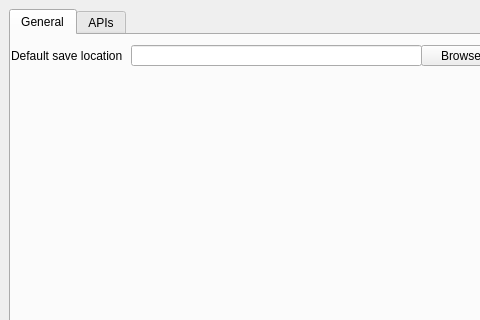
First picture: the form in src/PreferencesWindow.ui, repository TootiFruti/WallStall, before the edit; both pictures show x 0 to 480 and y 0 to 320 of the 800 by 600 pixel window.
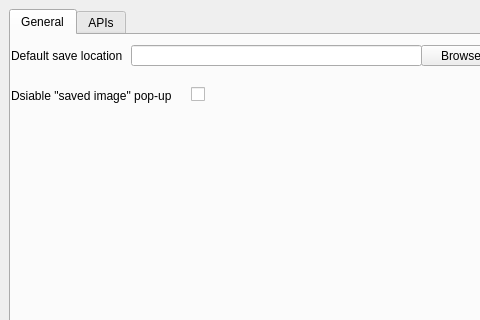
Second picture: the form after the edit.

The edit to the form file:
```diff
--- a/src/PreferencesWindow.ui
+++ b/src/PreferencesWindow.ui
@@ -73,6 +73,32 @@
          <string>Browse</string>
         </property>
        </widget>
+       <widget class="QLabel" name="label_3">
+        <property name="geometry">
+         <rect>
+          <x>0</x>
+          <y>40</y>
+          <width>171</width>
+          <height>41</height>
+         </rect>
+        </property>
+        <property name="text">
+         <string>Dsiable &quot;saved image&quot; pop-up</string>
+        </property>
+       </widget>
+       <widget class="QCheckBox" name="savedImgPopUp">
+        <property name="geometry">
+         <rect>
+          <x>180</x>
+          <y>50</y>
+          <width>80</width>
+          <height>19</height>
+         </rect>
+        </property>
+        <property name="text">
+         <string/>
+        </property>
+       </widget>
       </widget>
       <widget class="QWidget" name="tab_2">
        <attribute name="title">
```
Left out of the diff: 2 changed lines with no effect on the pictures.
